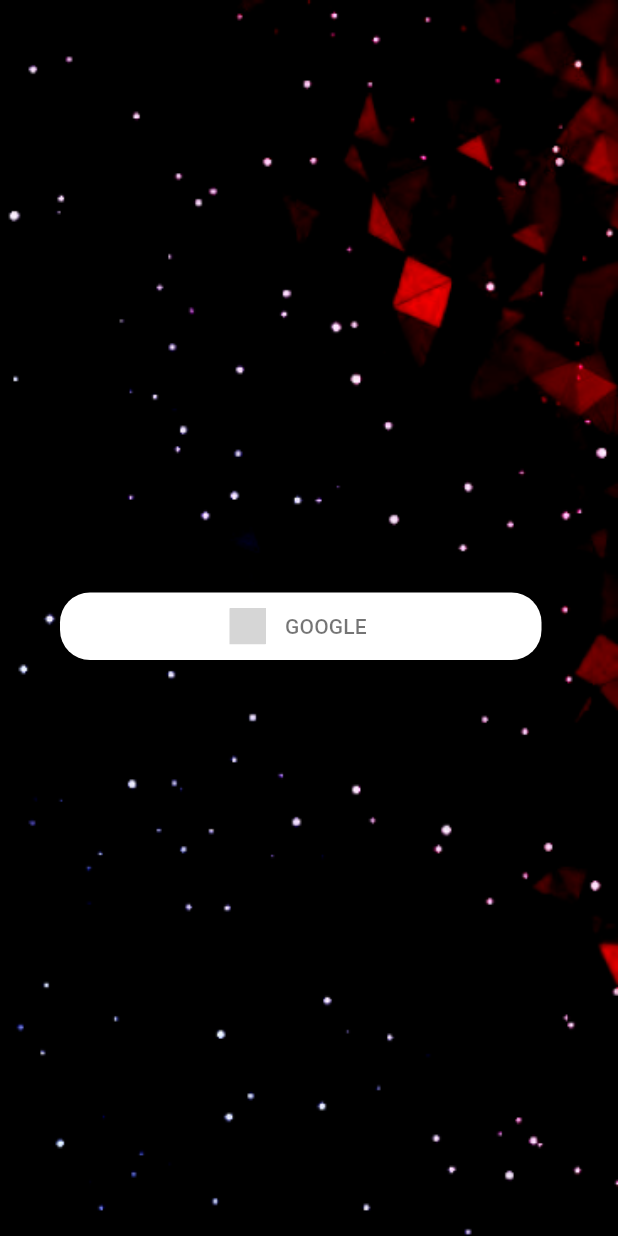
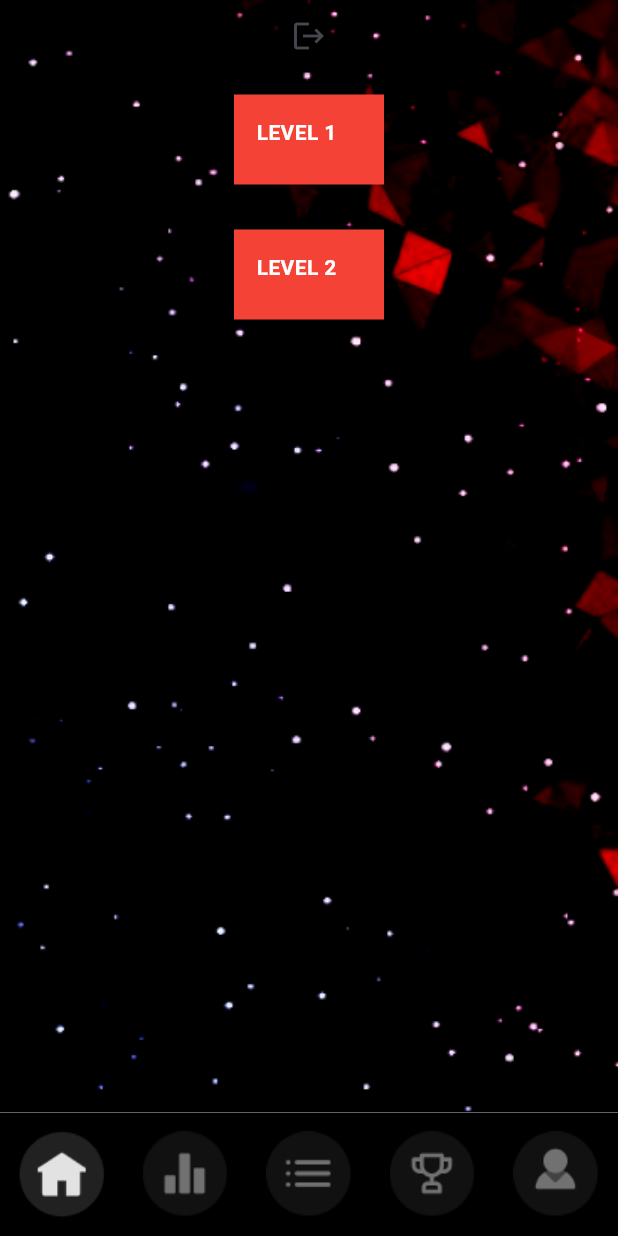
Before and after one commit to Amangupta0000/paradox2024_fronted, a Flutter app: the screen it shows after launch, on a phone screen of 412 x 824 dp. Run offline on Flutter 3.47's test engine with Material 3 defaults, Android fonts, the phone set to English and light mode, and no system bars; drawn by our look-alikes of sign_in_button; our stand-ins replace firebase_auth, firebase_core, get; accounts and stored records are empty; grey boxes are pictures that could not be loaded.

Commit message:
question screen added

```diff
--- a/lib/bottomNavBar.dart
+++ b/lib/bottomNavBar.dart
@@ -1,24 +1,19 @@
-
-
 import 'package:firebase_auth/firebase_auth.dart';
 import 'package:flutter/material.dart';
 import 'package:get/get.dart';
+import 'package:paradox_2024/features/home/screens/home.dart';
+import 'package:paradox_2024/features/home/screens/question_card_widget.dart';
 import 'package:paradox_2024/features/home/timer_bar.dart';
 
-
-
-class HomeScreen extends StatefulWidget {
-  const HomeScreen({super.key});
+class BottomNavBAR extends StatefulWidget {
+  const BottomNavBAR({super.key});
 
   @override
-  State<HomeScreen> createState() => _HomeScreenState();
+  State<BottomNavBAR> createState() => _BottomNavBARState();
 }
 
-class _HomeScreenState extends State<HomeScreen> {
-  signOut() async {
-    FirebaseAuth _auth = FirebaseAuth.instance;
-    await _auth.signOut();
-  }
+class _BottomNavBARState extends State<BottomNavBAR> {
+
 
   int selectedIndex = 0;
   void updateSelectedVav(int idx) {
@@ -55,16 +50,8 @@ class _HomeScreenState extends State<HomeScreen> {
           SafeArea(
             child: Column(
               children: [
-                TimerBar(),
-                Center(
-                  child:
-                      IconButton(onPressed: signOut, icon: Icon(Icons.logout)),
-                ),
-                Container(
-                  // color: Colors.,
-                )
+               HomeScreen(),
               ],
-
             ),
           ),
         ],
--- /dev/null
+++ b/lib/features/home/model/question_model.dart
@@ -0,0 +1,6 @@
+class Question {
+  String prompt;
+  String answer;
+
+  Question({required this.prompt, required this.answer});
+}
--- /dev/null
+++ b/lib/features/home/screens/home.dart
@@ -0,0 +1,63 @@
+import 'package:firebase_auth/firebase_auth.dart';
+import 'package:flutter/cupertino.dart';
+import 'package:flutter/material.dart';
+import 'package:flutter/widgets.dart';
+import 'package:paradox_2024/features/home/screens/question_card_widget.dart';
+
+class HomeScreen extends StatelessWidget {
+  const HomeScreen({super.key});
+
+  @override
+  Widget build(BuildContext context) {
+    signOut() async {
+      FirebaseAuth _auth = FirebaseAuth.instance;
+      await _auth.signOut();
+    }
+
+    return Column(
+      mainAxisAlignment: MainAxisAlignment.center,
+      children: [
+        Center(
+          child: IconButton(onPressed: signOut, icon: Icon(Icons.logout)),
+        ),
+        GestureDetector(
+          onTap: () {
+            Navigator.of(context)
+                .push(MaterialPageRoute(builder: (ctx) => Question_Screen()));
+          },
+          child: Container(
+            height: 60,
+            width: 100,
+            color: Colors.red,
+            margin: EdgeInsets.all(15),
+            padding: EdgeInsets.all(15),
+            child: Text(
+              'LEVEL 1',
+              style: TextStyle(
+                color: Colors.white,
+                fontWeight: FontWeight.bold,
+              ),
+            ),
+          ),
+        ),
+        GestureDetector(
+          onTap: () {},
+          child: Container(
+            height: 60,
+            width: 100,
+            color: Colors.red,
+            margin: EdgeInsets.all(15),
+            padding: EdgeInsets.all(15),
+            child: Text(
+              'LEVEL 2',
+              style: TextStyle(
+                color: Colors.white,
+                fontWeight: FontWeight.bold,
+              ),
+            ),
+          ),
+        )
+      ],
+    );
+  }
+}
--- a/lib/main.dart
+++ b/lib/main.dart
@@ -19,24 +19,25 @@ class MyApp extends StatelessWidget {
   @override
   Widget build(BuildContext context) {
     return MaterialApp(
-      title: 'Flutter Demo',
+      title: 'Paradox',
       debugShowCheckedModeBanner: false,
       theme: ThemeData(
         useMaterial3: true,
       ),
-      home: StreamBuilder(
-        stream: FirebaseAuth.instance.authStateChanges(),
-        builder: (BuildContext context, AsyncSnapshot<dynamic> snapshot) {
-          if (snapshot.connectionState == ConnectionState.waiting) {
-            return const CircularProgressIndicator();
-          }
-          if (snapshot.hasData) {
-            return const HomeScreen();
-          } else {
-            return const SignIn();
-          }
-        },
-      ),
+      home: BottomNavBAR(),
+      // home: StreamBuilder(
+      //   stream: FirebaseAuth.instance.authStateChanges(),
+      //   builder: (BuildContext context, AsyncSnapshot<dynamic> snapshot) {
+      //     if (snapshot.connectionState == ConnectionState.waiting) {
+      //       return const CircularProgressIndicator();
+      //     }
+      //     if (snapshot.hasData) {
+      //       return const HomeScreen();
+      //     } else {
+      //       return const SignIn();
+      //     }
+      //   },
+      // ),
     );
   }
 }
```
Also changed, not shown: lib/features/home/screens/question_card_widget.dart (added, +208 -0 lines), assets/question_bg.png (added), assets/question_screen.png (added).
